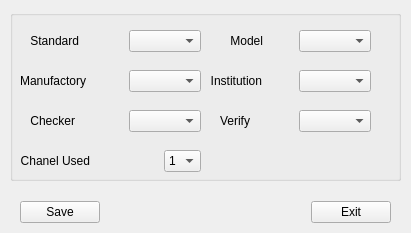
Old version of the form source/tverparam/tverparampparamdlg/ui/tverparam_param.ui in the repository flimmy78/qtverify.
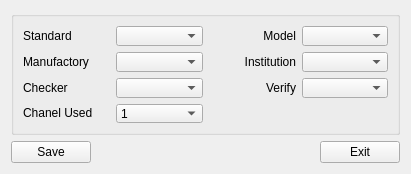
New version of the form.

Diff of the .ui file:
```diff
--- a/source/tverparam/tverparampparamdlg/ui/tverparam_param.ui
+++ b/source/tverparam/tverparampparamdlg/ui/tverparam_param.ui
@@ -7,171 +7,110 @@
     <x>0</x>
     <y>0</y>
     <width>411</width>
-    <height>233</height>
+    <height>174</height>
    </rect>
   </property>
   <property name="minimumSize">
    <size>
     <width>411</width>
-    <height>233</height>
+    <height>174</height>
    </size>
   </property>
   <property name="maximumSize">
    <size>
     <width>411</width>
-    <height>233</height>
+    <height>174</height>
    </size>
   </property>
   <property name="windowTitle">
    <string>Parameter</string>
   </property>
+  <layout class="QVBoxLayout" name="verticalLayout">
+   <item>
   <widget class="QGroupBox" name="groupBox">
-   <property name="geometry">
-    <rect>
-     <x>10</x>
-     <y>10</y>
-     <width>391</width>
-     <height>171</height>
-    </rect>
-   </property>
    <property name="title">
     <string/>
    </property>
-   <widget class="QWidget" name="">
-    <property name="geometry">
-     <rect>
-      <x>20</x>
-      <y>20</y>
-      <width>171</width>
-      <height>22</height>
-     </rect>
-    </property>
+     <layout class="QGridLayout" name="gridLayout">
+      <item row="0" column="0">
     <layout class="QHBoxLayout" name="horizontalLayout">
      <item>
       <widget class="QLabel" name="label">
        <property name="text">
-        <string>&lt;html&gt;&lt;head/&gt;&lt;body&gt;&lt;p align=&quot;right&quot;&gt;Standard&lt;/p&gt;&lt;/body&gt;&lt;/html&gt;</string>
+           <string>&lt;html&gt;&lt;head/&gt;&lt;body&gt;&lt;p&gt;Standard&lt;/p&gt;&lt;/body&gt;&lt;/html&gt;</string>
        </property>
       </widget>
      </item>
-     <item>
-      <spacer name="horizontalSpacer">
-       <property name="orientation">
-        <enum>Qt::Horizontal</enum>
-       </property>
-       <property name="sizeHint" stdset="0">
-        <size>
-         <width>40</width>
-         <height>20</height>
-        </size>
-       </property>
-      </spacer>
-     </item>
      <item>
       <widget class="QComboBox" name="cBox_stand"/>
      </item>
     </layout>
-   </widget>
-   <widget class="QWidget" name="">
-    <property name="geometry">
-     <rect>
-      <x>10</x>
-      <y>60</y>
-      <width>181</width>
-      <height>22</height>
-     </rect>
-    </property>
+      </item>
+      <item row="0" column="1">
+       <layout class="QHBoxLayout" name="horizontalLayout_7">
+        <item>
+         <widget class="QLabel" name="label_4">
+          <property name="text">
+           <string>&lt;html&gt;&lt;head/&gt;&lt;body&gt;&lt;p align=&quot;right&quot;&gt;Model&lt;/p&gt;&lt;/body&gt;&lt;/html&gt;</string>
+          </property>
+         </widget>
+        </item>
+        <item>
+         <widget class="QComboBox" name="cBox_model"/>
+        </item>
+       </layout>
+      </item>
+      <item row="1" column="0">
     <layout class="QHBoxLayout" name="horizontalLayout_2">
      <item>
       <widget class="QLabel" name="label_2">
        <property name="text">
-        <string>&lt;html&gt;&lt;head/&gt;&lt;body&gt;&lt;p align=&quot;right&quot;&gt;Manufactory&lt;/p&gt;&lt;/body&gt;&lt;/html&gt;</string>
+           <string>&lt;html&gt;&lt;head/&gt;&lt;body&gt;&lt;p&gt;Manufactory&lt;/p&gt;&lt;/body&gt;&lt;/html&gt;</string>
        </property>
       </widget>
      </item>
-     <item>
-      <spacer name="horizontalSpacer_2">
-       <property name="orientation">
-        <enum>Qt::Horizontal</enum>
-       </property>
-       <property name="sizeHint" stdset="0">
-        <size>
-         <width>40</width>
-         <height>20</height>
-        </size>
-       </property>
-      </spacer>
-     </item>
      <item>
       <widget class="QComboBox" name="cBox_manu"/>
      </item>
     </layout>
-   </widget>
-   <widget class="QWidget" name="">
-    <property name="geometry">
-     <rect>
-      <x>20</x>
-      <y>100</y>
-      <width>171</width>
-      <height>22</height>
-     </rect>
-    </property>
+      </item>
+      <item row="1" column="1">
+       <layout class="QHBoxLayout" name="horizontalLayout_6">
+        <item>
+         <widget class="QLabel" name="label_5">
+          <property name="text">
+           <string>&lt;html&gt;&lt;head/&gt;&lt;body&gt;&lt;p align=&quot;right&quot;&gt;Institution&lt;/p&gt;&lt;/body&gt;&lt;/html&gt;</string>
+          </property>
+         </widget>
+        </item>
+        <item>
+         <widget class="QComboBox" name="cBox_inst"/>
+        </item>
+       </layout>
+      </item>
+      <item row="2" column="0">
     <layout class="QHBoxLayout" name="horizontalLayout_3">
      <item>
       <widget class="QLabel" name="label_3">
        <property name="text">
-        <string>&lt;html&gt;&lt;head/&gt;&lt;body&gt;&lt;p align=&quot;right&quot;&gt;Checker&lt;/p&gt;&lt;/body&gt;&lt;/html&gt;</string>
+           <string>&lt;html&gt;&lt;head/&gt;&lt;body&gt;&lt;p&gt;Checker&lt;/p&gt;&lt;/body&gt;&lt;/html&gt;</string>
        </property>
       </widget>
      </item>
-     <item>
-      <spacer name="horizontalSpacer_3">
-       <property name="orientation">
-        <enum>Qt::Horizontal</enum>
-       </property>
-       <property name="sizeHint" stdset="0">
-        <size>
-         <width>40</width>
-         <height>20</height>
-        </size>
-       </property>
-      </spacer>
-     </item>
      <item>
       <widget class="QComboBox" name="cBox_chk"/>
      </item>
     </layout>
-   </widget>
-   <widget class="QWidget" name="">
-    <property name="geometry">
-     <rect>
-      <x>10</x>
-      <y>140</y>
-      <width>181</width>
-      <height>22</height>
-     </rect>
-    </property>
+      </item>
+      <item row="3" column="0">
     <layout class="QHBoxLayout" name="horizontalLayout_4">
      <item>
       <widget class="QLabel" name="label_7">
        <property name="text">
-        <string>&lt;html&gt;&lt;head/&gt;&lt;body&gt;&lt;p align=&quot;right&quot;&gt;Chanel Used&lt;/p&gt;&lt;/body&gt;&lt;/html&gt;</string>
+           <string>&lt;html&gt;&lt;head/&gt;&lt;body&gt;&lt;p&gt;Chanel Used&lt;/p&gt;&lt;/body&gt;&lt;/html&gt;</string>
        </property>
       </widget>
      </item>
-     <item>
-      <spacer name="horizontalSpacer_4">
-       <property name="orientation">
-        <enum>Qt::Horizontal</enum>
-       </property>
-       <property name="sizeHint" stdset="0">
-        <size>
-         <width>40</width>
-         <height>20</height>
-        </size>
-       </property>
-      </spacer>
-     </item>
      <item>
       <widget class="QComboBox" name="cBox_chanel">
        <item>
@@ -187,16 +126,8 @@
       </widget>
      </item>
     </layout>
-   </widget>
-   <widget class="QWidget" name="">
-    <property name="geometry">
-     <rect>
-      <x>210</x>
-      <y>100</y>
-      <width>151</width>
-      <height>22</height>
-     </rect>
-    </property>
+      </item>
+      <item row="2" column="1">
     <layout class="QHBoxLayout" name="horizontalLayout_5">
      <item>
       <widget class="QLabel" name="label_6">
@@ -205,104 +136,15 @@
        </property>
       </widget>
      </item>
-     <item>
-      <spacer name="horizontalSpacer_5">
-       <property name="orientation">
-        <enum>Qt::Horizontal</enum>
-       </property>
-       <property name="sizeHint" stdset="0">
-        <size>
-         <width>40</width>
-         <height>20</height>
-        </size>
-       </property>
-      </spacer>
-     </item>
      <item>
       <widget class="QComboBox" name="cBox_verify"/>
      </item>
     </layout>
-   </widget>
-   <widget class="QWidget" name="">
-    <property name="geometry">
-     <rect>
-      <x>200</x>
-      <y>60</y>
-      <width>161</width>
-      <height>22</height>
-     </rect>
-    </property>
-    <layout class="QHBoxLayout" name="horizontalLayout_6">
-     <item>
-      <widget class="QLabel" name="label_5">
-       <property name="text">
-        <string>&lt;html&gt;&lt;head/&gt;&lt;body&gt;&lt;p align=&quot;right&quot;&gt;Institution&lt;/p&gt;&lt;/body&gt;&lt;/html&gt;</string>
-       </property>
-      </widget>
-     </item>
-     <item>
-      <spacer name="horizontalSpacer_6">
-       <property name="orientation">
-        <enum>Qt::Horizontal</enum>
-       </property>
-       <property name="sizeHint" stdset="0">
-        <size>
-         <width>40</width>
-         <height>20</height>
-        </size>
-       </property>
-      </spacer>
-     </item>
-     <item>
-      <widget class="QComboBox" name="cBox_inst"/>
-     </item>
-    </layout>
-   </widget>
-   <widget class="QWidget" name="">
-    <property name="geometry">
-     <rect>
-      <x>220</x>
-      <y>20</y>
-      <width>141</width>
-      <height>22</height>
-     </rect>
-    </property>
-    <layout class="QHBoxLayout" name="horizontalLayout_7">
-     <item>
-      <widget class="QLabel" name="label_4">
-       <property name="text">
-        <string>&lt;html&gt;&lt;head/&gt;&lt;body&gt;&lt;p align=&quot;right&quot;&gt;Model&lt;/p&gt;&lt;/body&gt;&lt;/html&gt;</string>
-       </property>
-      </widget>
+      </item>
+     </layout>
+    </widget>
      </item>
      <item>
-      <spacer name="horizontalSpacer_7">
-       <property name="orientation">
-        <enum>Qt::Horizontal</enum>
-       </property>
-       <property name="sizeHint" stdset="0">
-        <size>
-         <width>40</width>
-         <height>20</height>
-        </size>
-       </property>
-      </spacer>
-     </item>
-     <item>
-      <widget class="QComboBox" name="cBox_model"/>
-     </item>
-    </layout>
-   </widget>
-  </widget>
-  <widget class="QWidget" name="">
-   <property name="geometry">
-    <rect>
-     <x>20</x>
-     <y>200</y>
-     <width>371</width>
-     <height>25</height>
-    </rect>
-   </property>
    <layout class="QHBoxLayout" name="horizontalLayout_8">
     <item>
      <widget class="QPushButton" name="btn_save">
@@ -332,7 +174,8 @@
      </widget>
     </item>
    </layout>
-  </widget>
+   </item>
+  </layout>
  </widget>
  <resources/>
  <connections/>
```
Lines whose indentation alone changed are shown as unchanged.
